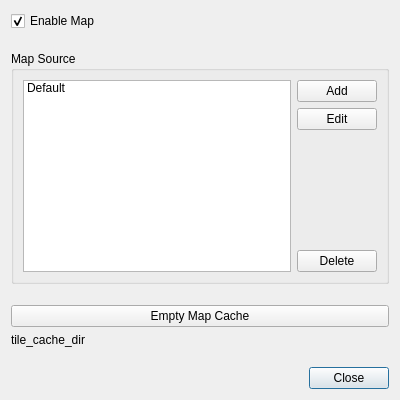
First picture: the form in frameworks/qt/plugins/map/dmzQtPluginMapProperties.ui, repository dmzgroup/dmz, before the edit.
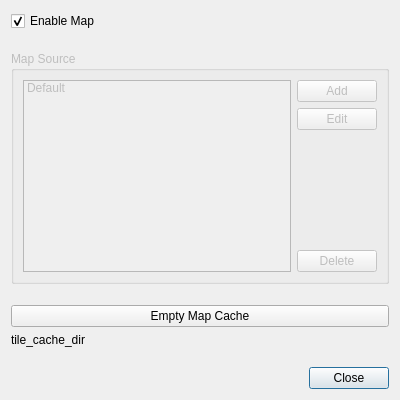
Second picture: the form after the edit.

Commit message: started to add save/load of preferences into session

Diff of the .ui file:
```diff
--- a/frameworks/qt/plugins/map/dmzQtPluginMapProperties.ui
+++ b/frameworks/qt/plugins/map/dmzQtPluginMapProperties.ui
@@ -39,6 +39,9 @@
    </item>
    <item>
     <widget class="QGroupBox" name="groupBox">
+     <property name="enabled">
+      <bool>false</bool>
+     </property>
      <property name="title">
       <string>Map Source</string>
      </property>
```
The commit also changes 2 other files.
